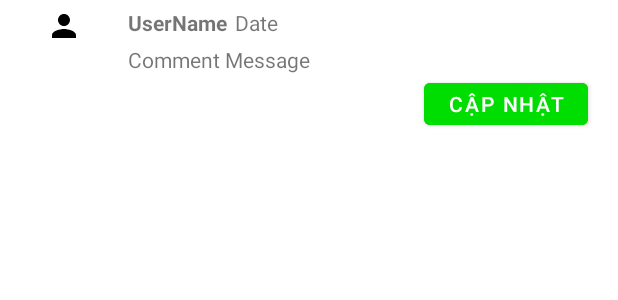
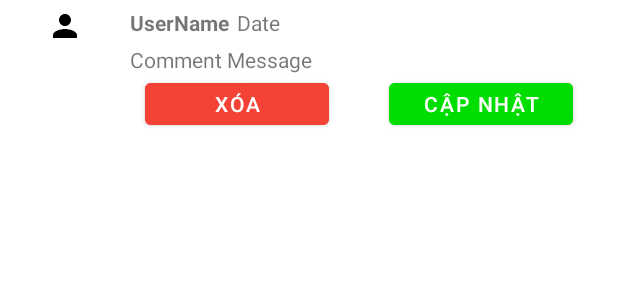
Before and after one commit to khuongkayyy/AndroidApp, an Android app: the layout one_comment_show.xml on its own in the app's theme, with its tools: preview values and no code run, on a phone screen of 412 x 824 dp. Shown: the top 300 px of the screen. Run offline under Robolectric (Android 15) with nearby library versions, the phone set to English and light mode, and no system bars.

Commit message:
update comment view

```diff
--- a/app/src/main/res/layout/one_comment_show.xml
+++ b/app/src/main/res/layout/one_comment_show.xml
@@ -49,14 +49,32 @@
             android:layout_marginTop="5dp"
             android:text="Comment Message" />
 
+        <LinearLayout
+            android:layout_width="match_parent"
+            android:layout_height="match_parent"
+            android:orientation="horizontal">
+
             <Button
+                android:id="@+id/btnDeleteComment"
+                android:layout_width="match_parent"
+                android:layout_height="40dp"
+                android:layout_marginHorizontal="20dp"
+                android:layout_weight="5"
+                android:backgroundTint="#F44336"
+                android:text="Xóa" />
+
+            <Button
+                android:layout_marginHorizontal="20dp"
                 android:id="@+id/btnEditComment"
-            android:layout_width="wrap_content"
+                android:layout_width="match_parent"
                 android:layout_height="40dp"
                 android:layout_gravity="right"
                 android:layout_marginRight="10dp"
+                android:layout_weight="5"
                 android:backgroundTint="#00dd00"
                 android:text="Cập nhật" />
         </LinearLayout>
 
     </LinearLayout>
+
+</LinearLayout>
```
Lines whose indentation alone changed are shown as unchanged.
